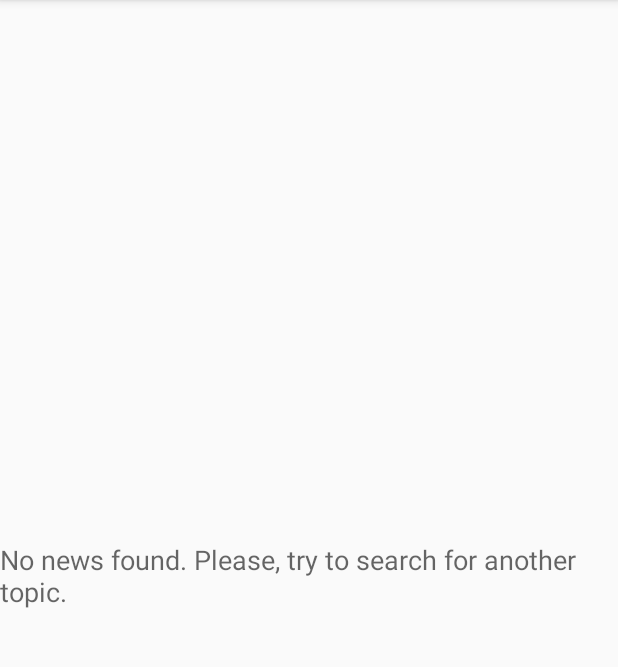
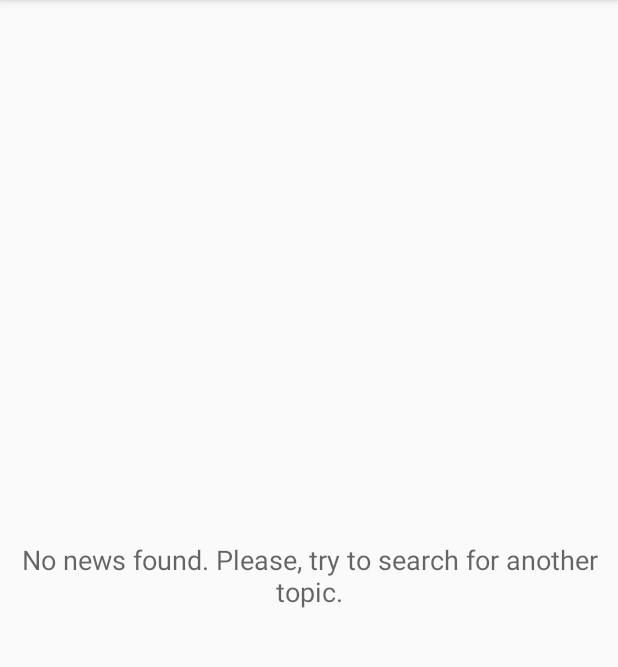
Before and after one commit to AlexanderTopchiy/news-feed-app, an Android app: the screen it shows after launch (NewsActivity), on a phone screen of 412 x 824 dp, the part 84-751 px from its top. Run offline under Robolectric (Android 15) with nearby library versions, the phone set to English and light mode, and no system bars.

Commit message:
Fix bug with the position of the error message

```diff
--- a/app/src/main/java/com/example/android/newsfeed/NewsActivity.java
+++ b/app/src/main/java/com/example/android/newsfeed/NewsActivity.java
@@ -10,6 +10,7 @@ import android.net.Uri;
 import android.os.AsyncTask;
 import android.support.v7.app.AppCompatActivity;
 import android.os.Bundle;
+import android.view.Gravity;
 import android.view.View;
 import android.widget.AdapterView;
 import android.widget.ListView;
@@ -177,6 +178,7 @@ public class NewsActivity extends AppCompatActivity
 
         // Set empty state text to display "No news found."
         mEmptyStateTextView.setText(R.string.no_news);
+        mEmptyStateTextView.setGravity(Gravity.CENTER);
 
         // Clear the adapter of previous news data
         mAdapter.clear();
```
